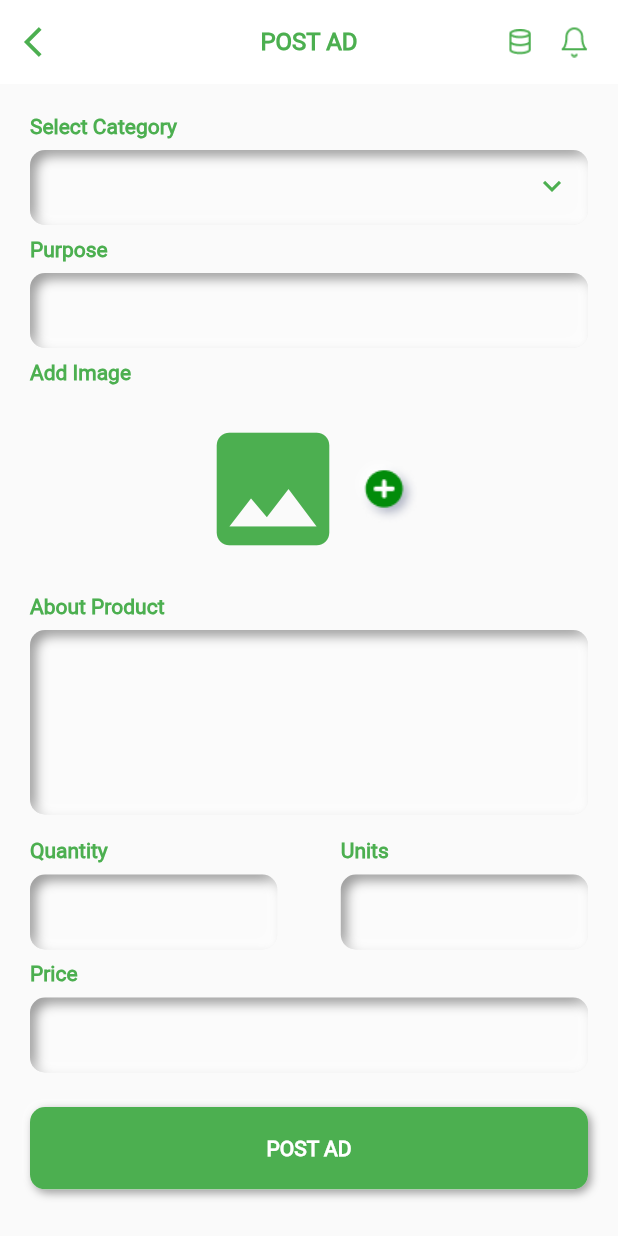
After one commit to growlah/grow_local_eat_local, a Flutter app: the PostAdScreen screen opened directly, on a phone screen of 412 x 824 dp. The commit adds this screen. Run offline on Flutter 3.47's test engine with Material 2 defaults, Android fonts, the phone set to English and light mode, and no system bars; drawn by our look-alikes of flutter_neumorphic; our stand-ins replace camera, chewie, firebase_auth, fluttertoast, image_picker, video_player; missing offline and left inert: arcore_flutter_plugin; accounts and stored records are empty; Roboto replaces fonts that are missing (RobotoRegular).

Commit message:
post ad screen implemented

```diff
--- /dev/null
+++ b/lib/controller/post_ad_controller.dart
@@ -0,0 +1,11 @@
+import 'package:flutter/widgets.dart';
+
+class PostAdController{
+
+  static TextEditingController category=TextEditingController();
+  static TextEditingController purpose=TextEditingController();
+  static TextEditingController aboutProduct=TextEditingController();
+  static TextEditingController quantity=TextEditingController();
+  static TextEditingController units=TextEditingController();
+  static TextEditingController price=TextEditingController();
+}
--- a/lib/utils/assets.dart
+++ b/lib/utils/assets.dart
@@ -79,4 +79,5 @@ class Assets{
   static String comm4='images/comm4.jpeg';
   static String comm5='images/comm5.jpeg';
   static String bigAppIcon='images/big_appIcon.png';
+  static String addIcon='images/add.png';
 }
--- a/lib/view/app_drawer.dart
+++ b/lib/view/app_drawer.dart
@@ -13,6 +13,7 @@ import 'package:grow_lah/view/ar_view.dart';
 import 'package:grow_lah/view/donate_screen.dart';
 import 'package:grow_lah/view/my_orders.dart';
 import 'package:grow_lah/view/my_subs.dart';
+import 'package:grow_lah/view/post_ad.dart';
 import 'package:grow_lah/view/profile_screen.dart';
 import 'package:grow_lah/view/refer_earn.dart';
 import 'package:grow_lah/view/settings.dart';
@@ -67,6 +68,7 @@ class _AppDrawerState extends State<AppDrawer> {
                      var route3=MaterialPageRoute(builder: (context)=>MyOrders());
                      var route4=MaterialPageRoute(builder: (context)=>MySubscriptions());
                      var route5=MaterialPageRoute(builder: (context)=>ReferAndEarn());
+                     var route6=MaterialPageRoute(builder: (context)=>PostAdScreen());
 
                      switch(index){
                        case 0:moveToNext(route0);break;
@@ -75,6 +77,7 @@ class _AppDrawerState extends State<AppDrawer> {
                        case 3:moveToNext(route3);break;
                        case 4:moveToNext(route4);break;
                        case 5:moveToNext(route5);break;
+                       case 6:moveToNext(route6);break;
                      }
                    },
                    child: Column(
--- a/lib/view/home_screen.dart
+++ b/lib/view/home_screen.dart
@@ -11,7 +11,6 @@ import 'package:grow_lah/view/app_drawer.dart';
 import 'package:grow_lah/view/buy_sell.dart';
 import 'package:grow_lah/view/chat_bot.dart';
 import 'package:grow_lah/view/communication_section.dart';
-import 'package:grow_lah/view/demo_chat.dart';
 import 'package:grow_lah/view/monitor_screen.dart';
 import 'package:grow_lah/view/take_picture.dart';
 import 'package:grow_lah/view/video_screen.dart';
--- /dev/null
+++ b/lib/view/post_ad.dart
@@ -0,0 +1,396 @@
+import 'dart:io';
+
+import 'package:flutter/cupertino.dart';
+import 'package:flutter/material.dart';
+import 'package:flutter_neumorphic/flutter_neumorphic.dart';
+import 'package:grow_lah/controller/post_ad_controller.dart';
+import 'package:grow_lah/utils/app_config.dart';
+import 'package:grow_lah/utils/assets.dart';
+import 'package:image_picker/image_picker.dart';
+
+class PostAdScreen extends StatefulWidget {
+  PostAdScreen({Key key}) : super(key: key);
+
+  @override
+  _PostAdScreenState createState() {
+    return _PostAdScreenState();
+  }
+}
+
+class _PostAdScreenState extends State<PostAdScreen> {
+  String imagePath='';
+  File imageFile;
+  @override
+  void initState() {
+    super.initState();
+  }
+
+  @override
+  void dispose() {
+    super.dispose();
+  }
+
+  @override
+  Widget build(BuildContext context) {
+    return Scaffold(
+      appBar: AppConfig.appBar('POST AD', context, true),
+      body: SingleChildScrollView(
+        physics: ScrollPhysics(parent: ScrollPhysics()),
+        scrollDirection: Axis.vertical,
+        child: Padding(
+          padding: const EdgeInsets.all(20.0),
+          child: Column(
+            crossAxisAlignment: CrossAxisAlignment.start,
+            children: <Widget>[
+              Text('Select Category',style: getStyle(),),
+             getCategory(),
+              Text('Purpose',style: getStyle(),),
+              getPurpose(),
+              Text('Add Image',style: getStyle(),),
+             getImage(),
+              Text('About Product',style: getStyle(),),
+             getAbout(),
+            Padding(
+              padding: const EdgeInsets.only(top:8.0,bottom: 8.0),
+              child: Container(
+                child: Row(
+                  mainAxisAlignment: MainAxisAlignment.spaceBetween,
+                  children: <Widget>[
+                    Container(
+                      width: MediaQuery.of(context).size.width/2.5,
+                      child: Column(
+                        crossAxisAlignment: CrossAxisAlignment.start,
+                        children: <Widget>[
+                          Text('Quantity',style: getStyle(),),
+                          getQuantity()
+                        ],
+                      ),
+                    ),
+                    Container(
+                      width: MediaQuery.of(context).size.width/2.5,
+                      child: Column(
+                        crossAxisAlignment: CrossAxisAlignment.start,
+                        children: <Widget>[
+                          Text('Units',style: getStyle(),),
+                          getUnits()
+                        ],
+                      ),
+                    )
+                  ],
+                ),
+              ),
+            ),
+              Text('Price',style: getStyle(),),
+              getPrice(),
+              postAdBtn()
+            ],
+          ),
+        ),
+      ),
+    );
+  }
+
+  getStyle() {
+    return TextStyle(color: Colors.green,fontFamily: AppConfig.roboto,
+    fontWeight: FontWeight.bold,
+    fontSize: 14.0);
+  }
+  getNeuShape(){
+    return NeumorphicBoxShape.roundRect(BorderRadius.all(Radius.circular(10.0)));
+  }
+  getNeuStyle(){
+    return  NeumorphicStyle(depth: -8,
+        intensity: 0.86,
+        surfaceIntensity: 0.3,color: Colors.white12);
+  }
+  getCategory(){
+    return  GestureDetector(
+      onTap: (){
+        getPopUp();
+      },
+      child: Padding(
+        padding: const EdgeInsets.only(top:8.0,bottom: 8.0),
+        child: Neumorphic(
+          boxShape: getNeuShape(),
+          style: getNeuStyle(),
+          child: Container(
+            height: 50.0,
+            decoration: BoxDecoration(
+              borderRadius: BorderRadius.circular(10.0),
+            ),
+            child: TextField(
+              controller: PostAdController.category,
+              textAlign: TextAlign.start,
+              enabled: false,
+              buildCounter: (BuildContext context,
+                  {int currentLength,
+                    int maxLength,
+                    bool isFocused}) =>
+              null,
+              decoration: InputDecoration(
+                  contentPadding: const EdgeInsets.all(10.0),
+                  border: InputBorder.none,
+                suffixIcon: getPopUp()
+              ),
+
+            ),
+          ),
+        ),
+      ),
+    );
+  }
+  getQuantity(){
+    return  Padding(
+      padding: const EdgeInsets.only(top:8.0),
+      child: Neumorphic(
+        boxShape: getNeuShape(),
+        style: getNeuStyle(),
+        child: Container(
+          height: 50.0,
+          decoration: BoxDecoration(
+            borderRadius: BorderRadius.circular(10.0),
+          ),
+          child: TextField(
+            controller: PostAdController.quantity,
+            textAlign: TextAlign.start,
+            keyboardType: TextInputType.numberWithOptions(),
+            buildCounter: (BuildContext context,
+                {int currentLength,
+                  int maxLength,
+                  bool isFocused}) =>
+            null,
+            decoration: InputDecoration(
+                contentPadding: const EdgeInsets.all(10.0),
+                border: InputBorder.none
+            ),
+
+          ),
+        ),
+      ),
+    );
+  }
+  getUnits(){
+    return  Padding(
+      padding: const EdgeInsets.only(top:8.0),
+      child: Neumorphic(
+        boxShape: getNeuShape(),
+        style: getNeuStyle(),
+        child: Container(
+          height: 50.0,
+          decoration: BoxDecoration(
+            borderRadius: BorderRadius.circular(10.0),
+          ),
+          child: TextField(
+            controller: PostAdController.units,
+            textAlign: TextAlign.start,
+            keyboardType: TextInputType.numberWithOptions(),
+            buildCounter: (BuildContext context,
+                {int currentLength,
+                  int maxLength,
+                  bool isFocused}) =>
+            null,
+            decoration: InputDecoration(
+                contentPadding: const EdgeInsets.all(10.0),
+                border: InputBorder.none
+            ),
+
+          ),
+        ),
+      ),
+    );
+  }
+  getPrice(){
+    return  Padding(
+      padding: const EdgeInsets.only(top:8.0,bottom: 8.0),
+      child: Neumorphic(
+        boxShape: getNeuShape(),
+        style: getNeuStyle(),
+        child: Container(
+          height: 50.0,
+          decoration: BoxDecoration(
+            borderRadius: BorderRadius.circular(10.0),
+          ),
+          child: TextField(
+            controller: PostAdController.price,
+            textAlign: TextAlign.start,
+            keyboardType: TextInputType.numberWithOptions(),
+            maxLength: 10,
+            buildCounter: (BuildContext context,
+                {int currentLength,
+                  int maxLength,
+                  bool isFocused}) =>
+            null,
+            decoration: InputDecoration(
+                contentPadding: const EdgeInsets.all(10.0),
+                border: InputBorder.none
+            ),
+
+          ),
+        ),
+      ),
+    );
+  }
+
+  getPurpose() {
+    return Padding(
+      padding: const EdgeInsets.only(top:8.0,bottom: 8.0),
+      child: Neumorphic(
+        boxShape: getNeuShape(),
+        style: getNeuStyle(),
+        child: Container(
+          height: 50.0,
+          decoration: BoxDecoration(
+            borderRadius: BorderRadius.circular(10.0),
+          ),
+          child: TextField(
+            controller: PostAdController.purpose,
+            textAlign: TextAlign.start,
+            buildCounter: (BuildContext context,
+                {int currentLength,
+                  int maxLength,
+                  bool isFocused}) =>
+            null,
+            decoration: InputDecoration(
+                contentPadding: const EdgeInsets.all(10.0),
+                border: InputBorder.none
+            ),
+
+          ),
+        ),
+      ),
+    );
+  }
+  getAbout(){
+    return  Padding(
+      padding: const EdgeInsets.only(top:8.0,bottom: 8.0),
+      child: Neumorphic(
+        boxShape: getNeuShape(),
+        style: getNeuStyle(),
+        child: Container(
+          height: 123.0,
+          decoration: BoxDecoration(
+            borderRadius: BorderRadius.circular(10.0),
+          ),
+          child: TextField(
+            controller: PostAdController.aboutProduct,
+            textAlign: TextAlign.start,
+            buildCounter: (BuildContext context,
+                {int currentLength,
+                  int maxLength,
+                  bool isFocused}) =>
+            null,
+            decoration: InputDecoration(
+                contentPadding: const EdgeInsets.all(10.0),
+                border: InputBorder.none
+            ),
+
+          ),
+        ),
+      ),
+    );
+  }
+
+  getImage() {
+    return  GestureDetector(
+      onTap: (){
+        attachments();
+      },
+      child: Padding(
+        padding: const EdgeInsets.only(top:20.0,bottom: 20.0),
+        child: Center(child: Row(
+          mainAxisAlignment: MainAxisAlignment.center,
+          children: <Widget>[
+            imageFile!=null?
+            Container(height: 150.0,width: 150.0,
+                child: Image.file(imageFile,fit: BoxFit.cover,)):
+            Icon(Icons.image,color: Colors.green,size: 100.0,),
+            imageFile==null?Image.asset(Assets.addIcon):Container()
+          ],
+        ),),
+      ),
+    );
+  }
+
+  postAdBtn() {
+    return  Padding(
+      padding: const EdgeInsets.only(top:15.0,bottom: 15.0),
+      child: Neumorphic(
+        style: AppConfig.neuStyle,
+        boxShape: AppConfig.neuShape,
+        child: Container(
+          height: 55.0,
+          width: 374.0,
+          color: Colors.green,
+          child: Padding(
+            padding: const EdgeInsets.all(10.0),
+            child: Center(
+              child: Text('POST AD', style: TextStyle(
+                  fontFamily:AppConfig.roboto,
+                  color: Colors.white,
+                  fontWeight: FontWeight.bold
+              ),),
+            ),
+          ),
+        ),
+      ),
+    );
+  }
+
+  void attachments() {
+    showModalBottomSheet(context: context, builder: (context){
+      return Column(
+        mainAxisSize: MainAxisSize.min,
+        children: <Widget>[
+          AppConfig.divider(),
+          ListTile(
+            onTap: (){
+              openCamera();},
+            title:  Center(child: Text('Camera',style: TextStyle( fontFamily:AppConfig.roboto,fontWeight: FontWeight.bold))),
+          ),
+          AppConfig.divider(),
+          ListTile(
+            onTap: (){
+              openGallery();},
+            title:  Center(child: Text('Gallery',style: TextStyle( fontFamily:AppConfig.roboto,fontWeight: FontWeight.bold))),
+          ),
+
+
+        ],
+      );
+    });
+  }
+  openCamera() async{
+    var image = await ImagePicker.pickImage(source: ImageSource.camera);
+    this.setState(() {
+      imageFile = image;
+    });
+    Navigator.pop(context);
+  }
+
+  openGallery()async {
+    var picture = await ImagePicker.pickImage(source: ImageSource.gallery);
+    this.setState(() {
+      imageFile = picture;
+    });
+    Navigator.of(context).pop();
+  }
+
+   getPopUp() {
+    return PopupMenuButton<int>(itemBuilder: (context)=>[
+      PopupMenuItem(value: 0,child: Text('Vegetables',style: getStyle(),)),
+      PopupMenuItem(value: 1,child: Text('Fruits',style: getStyle(),)),
+      PopupMenuItem(value: 2,child: Text('Flowers',style: getStyle(),)),
+      PopupMenuItem(value: 3,child: Text('Plants',style: getStyle(),)),
+      PopupMenuItem(value: 4,child: Text('Grains/Spices',style: getStyle(),)),
+      PopupMenuItem(value: 5,child: Text('Pulses/Nuts',style: getStyle(),)),
+      PopupMenuItem(value: 6,child: Text('Others',style: getStyle(),)),
+    ],onSelected: (value)async{
+      switch(value){
+        case 0:PostAdController.category.text='Vegetables';break;
+      }
+    },
+    icon: Icon(Icons.keyboard_arrow_down,color: Colors.green,),
+      offset: Offset(0, 100),
+    );
+  }
+}
--- a/pubspec.yaml
+++ b/pubspec.yaml
@@ -134,6 +134,7 @@ flutter:
     - images/comm5.jpeg
     - images/comm6.png
     - images/big_appIcon.png
+    - images/add.png
   # An image asset can refer to one or more resolution-specific "variants", see
   # https://flutter.dev/assets-and-images/#resolution-aware.
 
```
Also changed, not shown: images/add.png (added).
